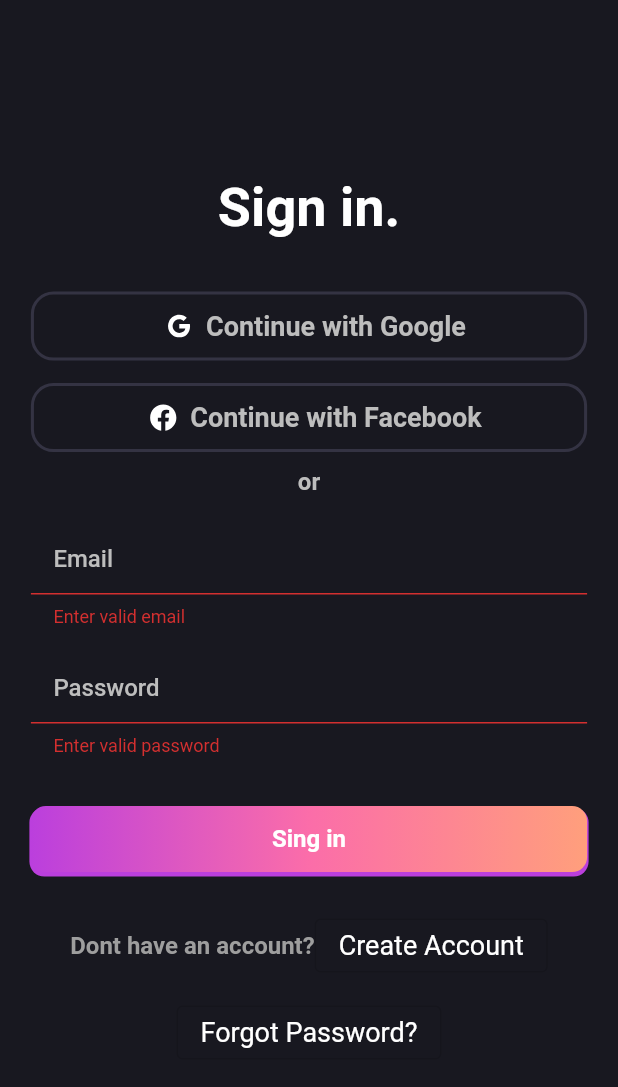
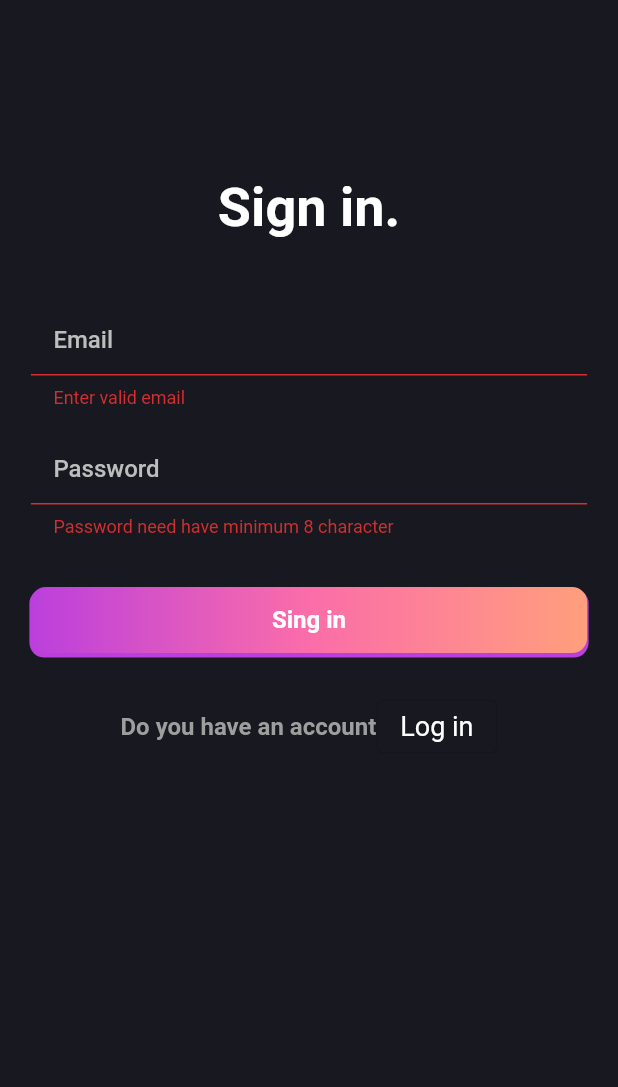
Before and after one commit to nurullahturkoglu/learndigital-google-flutter, a Flutter app: the screen it shows after launch, after a tap on "Sing in", on a phone screen of 412 x 824 dp. Shown: the top 1087 px of the screen. Run offline on Flutter 3.47's test engine with Material 2 defaults, Android fonts, the phone set to English and light mode, and no system bars; our stand-ins replace awesome_snackbar_content, firebase_core, flutter_riverpod, flutter_svg, google_fonts, video_player; accounts and stored records are empty.

Commit message:
edited snackbar class

```diff
--- a/lib/main.dart
+++ b/lib/main.dart
@@ -1,6 +1,7 @@
 import 'package:firebase_core/firebase_core.dart';
 import 'package:flutter/material.dart';
 import 'package:flutter_riverpod/flutter_riverpod.dart';
+import 'package:myapp/screens/register_ui.dart';
 import 'package:myapp/widgets/register.dart';
 import 'package:myapp/repository/food_repository.dart';
 import 'package:myapp/screens/flutter_inputs.dart';
@@ -28,7 +29,7 @@ class MyApp extends StatelessWidget {
       theme: ThemeData(
         primarySwatch: Colors.blue,
       ),
-      home: const LoginScreen(),
+      home: const RegisterScreen(),
       debugShowCheckedModeBanner: false,
     );
   }
--- a/lib/screens/login_ui.dart
+++ b/lib/screens/login_ui.dart
@@ -1,3 +1,4 @@
+import 'package:awesome_snackbar_content/awesome_snackbar_content.dart';
 import 'package:flutter/material.dart';
 import 'package:google_fonts/google_fonts.dart';
 import 'package:myapp/widgets/snackbars.dart';
@@ -20,8 +21,9 @@ class _LoginScreenState extends State<LoginScreen> {
   handleFormSave() {
     if (_formKey.currentState!.validate()) {
       _formKey.currentState!.save();
-      _messengerKey.currentState!
-          .showSnackBar(AwesomeSnackBars().snackBarSuccess);
+      _messengerKey.currentState!.showSnackBar(
+        snackBarTemplate('Login', ContentType.success),
+      );
     }
   }
 
@@ -71,14 +73,14 @@ class _LoginScreenState extends State<LoginScreen> {
                       isSecret: true,
                       validator: (val) {
                         if (!ExtString(val!).isValidPassword)
-                          return 'Enter valid password';
+                          return 'Password need have minimum 8 character';
                       },
                       onSaved: (value) {
                         _password = value;
                       },
                     ),
                     SingInButton(
-                      buttonText: 'Sing in',
+                      buttonText: 'Log in',
                       onPressed: handleFormSave,
                     ),
                     Row(
@@ -209,33 +211,6 @@ class SingInButton extends StatelessWidget {
   }
 }
 
-extension ExtString on String {
-  bool get isValidEmail {
-    final emailRegExp = RegExp(r"^[a-zA-Z0-9.]+@[a-zA-Z0-9]+\.[a-zA-Z]+");
-    return emailRegExp.hasMatch(this);
-  }
-
-  bool get isValidName {
-    final nameRegExp =
-        RegExp(r"^\s*([A-Za-z]{1,}([\.,] |[-']| ))+[A-Za-z]+\.?\s*$");
-    return nameRegExp.hasMatch(this);
-  }
-
-  bool get isValidPassword {
-    final passwordRegExp = RegExp(r'^(?=.*[A-Za-z])(?=.*\d)[A-Za-z\d]{8,}$');
-    return passwordRegExp.hasMatch(this);
-  }
-
-  bool get isNotNull {
-    return this != null;
-  }
-
-  bool get isValidPhone {
-    final phoneRegExp = RegExp(r"^\+?0[0-9]{10}$");
-    return phoneRegExp.hasMatch(this);
-  }
-}
-
 class MidText extends StatelessWidget {
   final String text;
   const MidText({
--- /dev/null
+++ b/lib/screens/register_ui.dart
@@ -0,0 +1,99 @@
+import 'package:awesome_snackbar_content/awesome_snackbar_content.dart';
+import 'package:flutter/material.dart';
+import 'package:myapp/widgets/snackbars.dart';
+import '../palette.dart';
+import '../widgets/custom_login_textfield.dart';
+import 'login_ui.dart';
+
+class RegisterScreen extends StatefulWidget {
+  const RegisterScreen({super.key});
+
+  @override
+  State<RegisterScreen> createState() => _RegisterScreenState();
+}
+
+class _RegisterScreenState extends State<RegisterScreen> {
+  final GlobalKey<FormState> _formKey = GlobalKey<FormState>();
+  final _messengerKey = GlobalKey<ScaffoldMessengerState>();
+  String _email = '';
+  String _password = '';
+
+  handleFormSave() {
+    if (_formKey.currentState!.validate()) {
+      _formKey.currentState!.save();
+      _messengerKey.currentState!.showSnackBar(
+        snackBarTemplate('Register', ContentType.success),
+      );
+    }
+  }
+
+  @override
+  Widget build(BuildContext context) {
+    return MaterialApp(
+      scaffoldMessengerKey: _messengerKey,
+      home: Scaffold(
+        backgroundColor: Pallete.backgroundColor,
+        body: Center(
+          child: FractionallySizedBox(
+            heightFactor: 0.8,
+            widthFactor: 0.9, // color: Palette,
+            child: SingleChildScrollView(
+              child: Form(
+                key: _formKey,
+                child: Column(
+                  crossAxisAlignment: CrossAxisAlignment.stretch,
+                  children: [
+                    // const TopImage(),
+                    const SignInText(),
+                    LoginTextField(
+                      hintText: 'Email',
+                      isSecret: false,
+                      validator: (val) {
+                        if (!ExtString(val!).isValidEmail)
+                          return 'Enter valid email';
+                      },
+                      onSaved: (value) {
+                        _email = value;
+                      },
+                    ),
+                    LoginTextField(
+                      hintText: "Password",
+                      isSecret: true,
+                      validator: (val) {
+                        if (!ExtString(val!).isValidPassword)
+                          return 'Password need have minimum 8 character';
+                      },
+                      onSaved: (value) {
+                        _password = value;
+                      },
+                    ),
+                    SingInButton(
+                      buttonText: 'Sing in',
+                      onPressed: handleFormSave,
+                    ),
+                    Row(
+                      mainAxisAlignment: MainAxisAlignment.center,
+                      children: [
+                        const Flexible(
+                          flex: 2,
+                          child: GreyText(text: 'Do you have an account'),
+                        ),
+                        Flexible(
+                          flex: 2,
+                          child: WhiteButton(
+                            text: 'Log in',
+                            onPressed: () {},
+                          ),
+                        ),
+                      ],
+                    ),
+                  ],
+                ),
+              ),
+            ),
+          ),
+        ),
+      ),
+    );
+  }
+}
--- a/lib/widgets/custom_login_textfield.dart
+++ b/lib/widgets/custom_login_textfield.dart
@@ -7,12 +7,6 @@ extension ExtString on String {
     return emailRegExp.hasMatch(this);
   }
 
-  bool get isValidName {
-    final nameRegExp =
-        RegExp(r"^\s*([A-Za-z]{1,}([\.,] |[-']| ))+[A-Za-z]+\.?\s*$");
-    return nameRegExp.hasMatch(this);
-  }
-
   bool get isValidPassword {
     final passwordRegExp = RegExp(r'^(?=.*[A-Za-z])(?=.*\d)[A-Za-z\d]{8,}$');
     return passwordRegExp.hasMatch(this);
@@ -20,11 +14,6 @@ extension ExtString on String {
 
   bool get isNotNull {
     return this != null;
-  }
-
-  bool get isValidPhone {
-    final phoneRegExp = RegExp(r"^\+?0[0-9]{10}$");
-    return phoneRegExp.hasMatch(this);
   }
 }
 
--- a/lib/widgets/snackbars.dart
+++ b/lib/widgets/snackbars.dart
@@ -1,46 +1,20 @@
 import 'package:awesome_snackbar_content/awesome_snackbar_content.dart';
 import 'package:flutter/material.dart';
 
-class AwesomeSnackBars {
-  final snackBarSuccess = SnackBar(
+SnackBar snackBarTemplate(String name, ContentType type) {
+  return SnackBar(
     /// need to set following properties for best effect of awesome_snackbar_content
     elevation: 0,
     behavior: SnackBarBehavior.floating,
     backgroundColor: Colors.transparent,
     content: AwesomeSnackbarContent(
-      title: 'Successful!',
-      message: 'Congrulations! Successful register.',
+      title: type == ContentType.success ? 'Successful!' : 'Opss!',
+      message: type == ContentType.success
+          ? 'Congrulations! Successful $name.'
+          : 'Something went wrong in $name',
 
       /// change contentType to ContentType.success, ContentType.warning or ContentType.help for variants
-      contentType: ContentType.success,
-    ),
-  );
-
-  final snackBarFailure = SnackBar(
-    /// need to set following properties for best effect of awesome_snackbar_content
-    elevation: 0,
-    behavior: SnackBarBehavior.floating,
-    backgroundColor: Colors.transparent,
-    content: AwesomeSnackbarContent(
-      title: 'Successful!',
-      message: 'Congrulations! Successful register.',
-
-      /// change contentType to ContentType.success, ContentType.warning or ContentType.help for variants
-      contentType: ContentType.failure,
-    ),
-  );
-
-  final snackBarWarning = SnackBar(
-    /// need to set following properties for best effect of awesome_snackbar_content
-    elevation: 0,
-    behavior: SnackBarBehavior.floating,
-    backgroundColor: Colors.transparent,
-    content: AwesomeSnackbarContent(
-      title: 'Successful!',
-      message: 'Congrulations! Successful register.',
-
-      /// change contentType to ContentType.success, ContentType.warning or ContentType.help for variants
-      contentType: ContentType.warning,
+      contentType: type,
     ),
   );
 }
```
